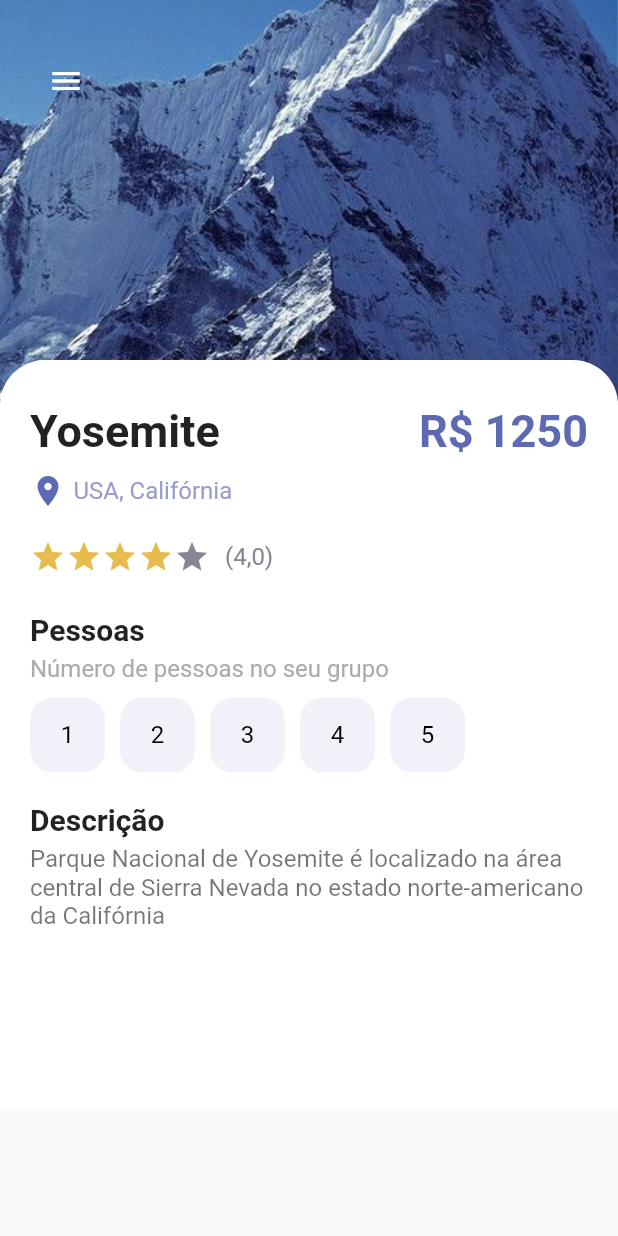
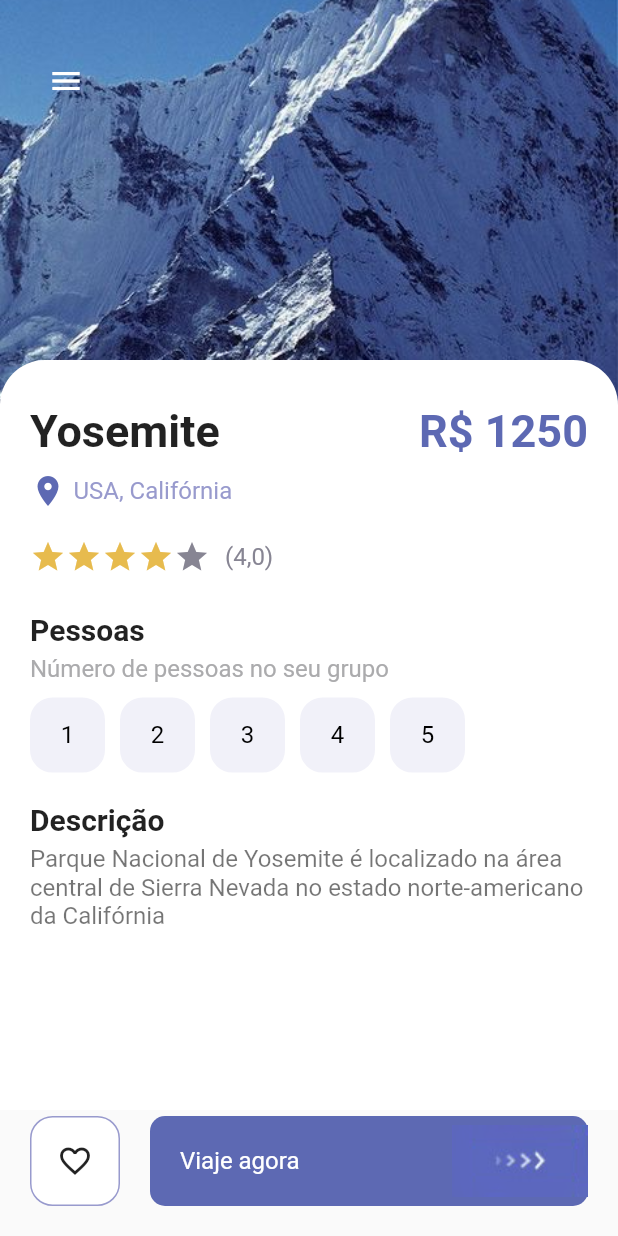
Before and after one commit to Asaelpp/Flutter, a Flutter app: the screen it shows after launch, on a phone screen of 412 x 824 dp. Run offline on Flutter 3.47's test engine with Material 2 defaults, Android fonts, the phone set to English and light mode, and no system bars; missing offline and left inert: dart:ffi.

Commit message:
criação dos botões abaixo da descrição

```diff
--- a/flutter_cubit_app/lib/pages/detail_page.dart
+++ b/flutter_cubit_app/lib/pages/detail_page.dart
@@ -7,6 +7,7 @@ import 'package:flutter/src/widgets/framework.dart';
 import 'package:flutter_cubit/misc/colors.dart';
 import 'package:flutter_cubit/widgets/app-text.dart';
 import 'package:flutter_cubit/widgets/app_large_text.dart';
+import 'package:flutter_cubit/widgets/responsive_button.dart';
 
 import '../widgets/app_butons.dart';
 
@@ -185,24 +186,55 @@ class _DetailPageState extends State<DetailPage> {
                         );
                       }),
                     ),
+                    //espaço
                     SizedBox(
                       height: 20,
                     ),
+                    //Titulo: Descrição
                     AppLargeText(
                       text: "Descrição",
                       color: Colors.black87,
                       size: 20,
                     ),
+                    //espaço
                     SizedBox(
                       height: 5,
                     ),
+                    //Descrição em si
                     AppText(
-                        text:
-                            "Parque Nacional de Yosemite é localizado na área central de Sierra Nevada no estado norte-americano da Califórnia")
+                      text:
+                          "Parque Nacional de Yosemite é localizado na área central de Sierra Nevada no estado norte-americano da Califórnia",
+                    )
                   ],
                 ),
               ),
             ),
+            //
+            Positioned(
+              bottom: 20,
+              left: 20,
+              right: 20,
+              child: Row(
+                children: [
+                  //botão de favorito
+                  AppButtons(
+                    size: 60,
+                    color: AppColors.textColor1,
+                    backgroundColor: Colors.white,
+                    borderColor: AppColors.textColor1,
+                    isIcon: true,
+                    icon: Icons.favorite_border,
+                  ),
+                  //espaço entre o fav e o botão responsivo
+                  SizedBox(
+                    width: 20,
+                  ),
+                  ResponsiveButton(
+                    isResponsive: true,
+                  ),
+                ],
+              ),
+            )
           ],
         ),
       ),
--- a/flutter_cubit_app/lib/widgets/responsive_button.dart
+++ b/flutter_cubit_app/lib/widgets/responsive_button.dart
@@ -1,24 +1,44 @@
 import 'package:flutter/cupertino.dart';
+import 'package:flutter/material.dart';
 import 'package:flutter/src/foundation/key.dart';
 import 'package:flutter/src/widgets/container.dart';
 import 'package:flutter/src/widgets/framework.dart';
 import 'package:flutter_cubit/misc/colors.dart';
+import 'package:flutter_cubit/widgets/app-text.dart';
 
 class ResponsiveButton extends StatelessWidget {
   bool? isResponsive;
   double? width;
-  ResponsiveButton({Key? key, this.isResponsive, this.width}) : super(key: key);
+  ResponsiveButton({Key? key, this.isResponsive, this.width = 120})
+      : super(key: key);
 
   @override
   Widget build(BuildContext context) {
-    return Container(
-      width: width,
-      height: 60,
-      decoration: BoxDecoration(
-          borderRadius: BorderRadius.circular(10), color: AppColors.mainColor),
-      child: Row(
-          mainAxisAlignment: MainAxisAlignment.center,
-          children: [Image.asset("img/button-one.png")]),
+    return Flexible(
+      child: Container(
+        width: isResponsive == true ? double.maxFinite : width,
+        height: 60,
+        decoration: BoxDecoration(
+            borderRadius: BorderRadius.circular(10),
+            color: AppColors.mainColor),
+        child: Row(
+          mainAxisAlignment: isResponsive == true
+              ? MainAxisAlignment.spaceBetween
+              : MainAxisAlignment.center,
+          children: [
+            isResponsive == true
+                ? Container(
+                    margin: const EdgeInsets.only(left: 20),
+                    child: AppText(
+                      text: "Viaje agora",
+                      color: Colors.white,
+                    ),
+                  )
+                : Container(),
+            Image.asset("img/button-one.png"),
+          ],
+        ),
+      ),
     );
   }
 }
```
